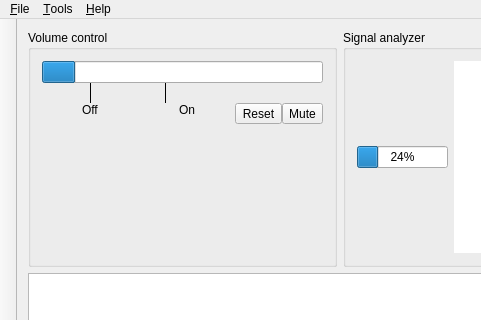
This is Qt/mainwindow.ui in levush/Entropy-Piano-Tuner as Qt 5 draws it before an edit; both pictures show x 0 to 481 and y 0 to 320 of the 1111 by 518 pixel window. The edited form follows.
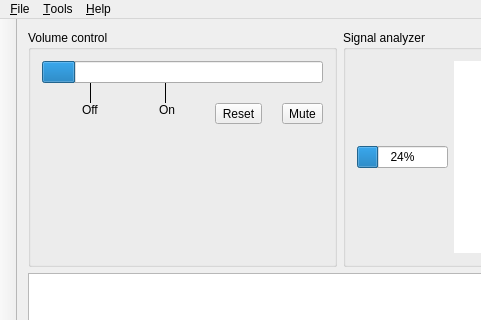
This is the edited form. Icons and pictures are not drawn. Custom widgets are drawn as their Qt base class.

Commit message:
Inserted little spacer between refresh and mute button
On mobile devices the refresh and the mute button are so small that it
is sometimes difficult to select them accurately. Therefore I inserted a
little spacer of fixed size 20x20 between them.

What changed in the file:
```diff
--- a/Qt/mainwindow.ui
+++ b/Qt/mainwindow.ui
@@ -213,6 +213,22 @@
                </property>
               </widget>
              </item>
+             <item>
+              <spacer name="horizontalSpacer_6">
+               <property name="orientation">
+                <enum>Qt::Horizontal</enum>
+               </property>
+               <property name="sizeType">
+                <enum>QSizePolicy::Fixed</enum>
+               </property>
+               <property name="sizeHint" stdset="0">
+                <size>
+                 <width>20</width>
+                 <height>20</height>
+                </size>
+               </property>
+              </spacer>
+             </item>
              <item>
               <widget class="QToolButton" name="muteButton">
                <property name="sizePolicy">
```
Left out of the diff: 2 changed lines with no effect on the pictures.
